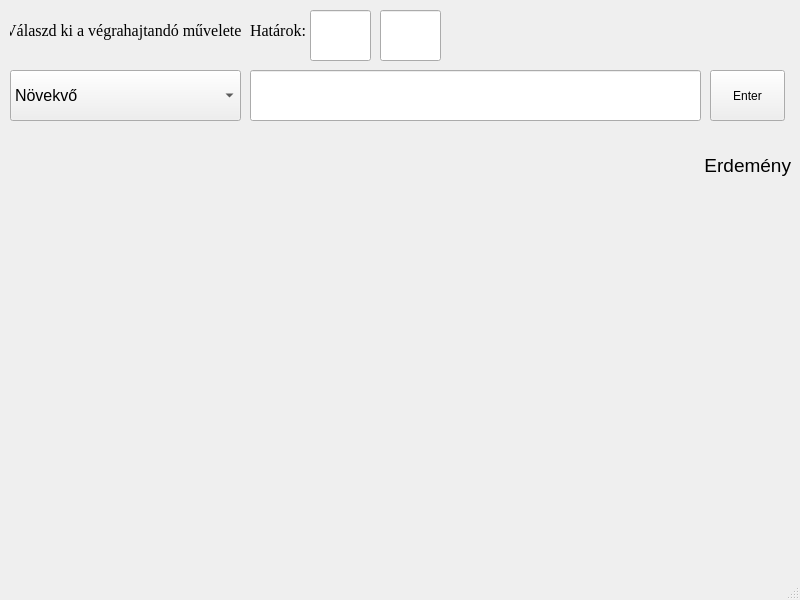
This is Engineering calculator/UI_files/calculus.ui in Ilonczai-Andras/Mernoki-szamologep-szakdolgozat as Qt 5 draws it before an edit. The edited form follows.
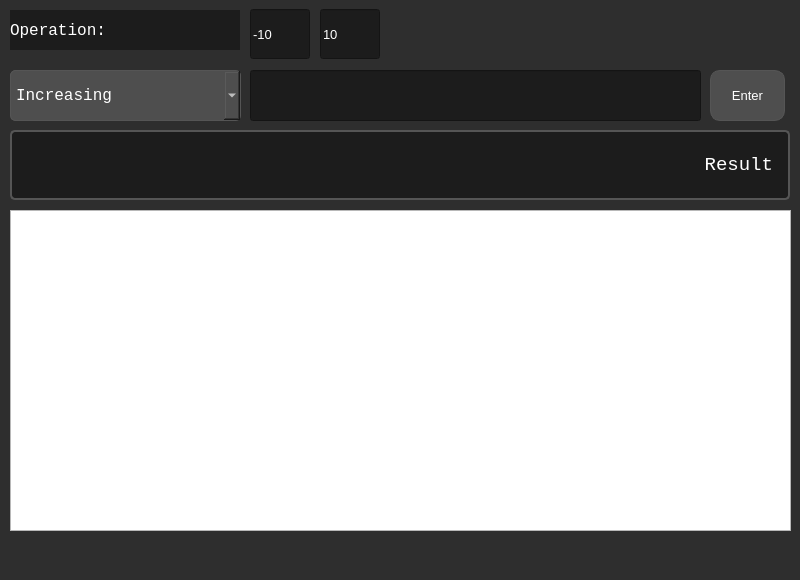
This is the edited form.

```diff
--- a/Engineering calculator/UI_files/calculus.ui
+++ b/Engineering calculator/UI_files/calculus.ui
@@ -7,12 +7,29 @@
     <x>0</x>
     <y>0</y>
     <width>800</width>
-    <height>600</height>
+    <height>580</height>
    </rect>
   </property>
+  <property name="minimumSize">
+   <size>
+    <width>800</width>
+    <height>580</height>
+   </size>
+  </property>
+  <property name="maximumSize">
+   <size>
+    <width>800</width>
+    <height>580</height>
+   </size>
+  </property>
   <property name="windowTitle">
    <string>MainWindow</string>
   </property>
+  <property name="styleSheet">
+   <string notr="true">QMainWindow {
+            background-color: #2E2E2E;
+        }</string>
+  </property>
   <widget class="QWidget" name="centralwidget">
    <widget class="QComboBox" name="comboBox">
     <property name="geometry">
@@ -25,12 +42,33 @@
     </property>
     <property name="font">
      <font>
+      <family>Courier New</family>
       <pointsize>12</pointsize>
      </font>
     </property>
+    <property name="styleSheet">
+     <string notr="true">QComboBox {
+            background-color: #4E4E4E;
+            font-family: 'Courier New', Courier, monospace;
+            color: #FFFFFF;
+            border: 1px solid #555555;
+            border-radius: 5px;
+            padding: 5px;
+        }
+        QComboBox#comboBox {
+        font-family: 'Courier New', Courier, monospace;
+        width: 330px;
+        }
+QComboBox QAbstractItemView {
+            font-family: 'Courier New', Courier, monospace;
+            background-color: #4E4E4E;
+            selection-background-color: #5E5E5E;
+            color: #FFFFFF;
+        }</string>
+    </property>
     <item>
      <property name="text">
-      <string>Növekvő</string>
+      <string>Increasing</string>
      </property>
     </item>
     <item>
@@ -89,21 +127,32 @@
      <rect>
       <x>10</x>
       <y>10</y>
-      <width>231</width>
-      <height>41</height>
+      <width>230</width>
+      <height>40</height>
      </rect>
     </property>
     <property name="font">
      <font>
-      <family>Times New Roman</family>
+      <family>Courier New</family>
       <pointsize>12</pointsize>
      </font>
     </property>
+    <property name="styleSheet">
+     <string notr="true">QLabel#label {
+            background-color: #1C1C1C;
+            font-size: 12pt;
+            font-family: 'Courier New', Courier, monospace;
+            color: #FFFFFF;
+        }</string>
+    </property>
     <property name="text">
-     <string>Válaszd ki a végrahajtandó műveletet</string>
+     <string>Operation:</string>
     </property>
     <property name="alignment">
-     <set>Qt::AlignCenter</set>
+     <set>Qt::AlignLeading|Qt::AlignLeft|Qt::AlignVCenter</set>
+    </property>
+    <property name="margin">
+     <number>5</number>
     </property>
    </widget>
    <widget class="QLabel" name="label_2">
@@ -111,17 +160,28 @@
      <rect>
       <x>10</x>
       <y>130</y>
-      <width>781</width>
-      <height>71</height>
+      <width>780</width>
+      <height>70</height>
      </rect>
     </property>
     <property name="font">
      <font>
+      <family>Courier New</family>
       <pointsize>14</pointsize>
      </font>
     </property>
+    <property name="styleSheet">
+     <string notr="true">QLabel#label_2 {
+            background-color: #1C1C1C;
+            font-family: 'Courier New', Courier, monospace;
+            color: #FFFFFF;
+            border: 2px solid #555555;
+            border-radius: 5px;
+            padding: 10px;
+        }</string>
+    </property>
     <property name="text">
-     <string>Erdemény</string>
+     <string>Result</string>
     </property>
     <property name="alignment">
      <set>Qt::AlignRight|Qt::AlignTrailing|Qt::AlignVCenter</set>
@@ -136,24 +196,15 @@
       <height>51</height>
      </rect>
     </property>
-   </widget>
-   <widget class="QLabel" name="label_3">
-    <property name="geometry">
-     <rect>
-      <x>250</x>
-      <y>10</y>
-      <width>91</width>
-      <height>41</height>
-     </rect>
-    </property>
-    <property name="font">
-     <font>
-      <family>Times New Roman</family>
-      <pointsize>12</pointsize>
-     </font>
-    </property>
-    <property name="text">
-     <string>Határok:</string>
+    <property name="styleSheet">
+     <string notr="true">QLineEdit#lineEdit {
+            background-color: #1C1C1C;
+            font-family: 'Courier New', Courier, monospace;
+            color: #FFFFFF;
+            font-size: 10pt;
+            width: 35px;
+            height: 30%;
+        }</string>
     </property>
    </widget>
    <widget class="QPushButton" name="pushButton">
@@ -165,6 +216,25 @@
       <height>51</height>
      </rect>
     </property>
+    <property name="styleSheet">
+     <string notr="true">QPushButton {
+            background-color: #4E4E4E;
+            font-family: 'Courier New', Courier, monospace;
+            color: #FFFFFF;
+            font-size: 10pt;
+            border: 1px solid #555555;
+            border-radius: 10px;
+            padding: 10px;
+            width: 50px;
+            height: 35%;
+        }
+QPushButton:hover {
+            background-color: #5E5E5E;
+        }
+        QPushButton:pressed {
+            background-color: #6E6E6E;
+        }</string>
+    </property>
     <property name="text">
      <string>Enter</string>
     </property>
@@ -172,35 +242,60 @@
    <widget class="QLineEdit" name="lineEdit_2">
     <property name="geometry">
      <rect>
-      <x>310</x>
-      <y>10</y>
-      <width>61</width>
-      <height>51</height>
+      <x>250</x>
+      <y>9</y>
+      <width>60</width>
+      <height>50</height>
      </rect>
     </property>
+    <property name="styleSheet">
+     <string notr="true">QLineEdit#lineEdit_2{
+            background-color: #1C1C1C;
+            font-family: 'Courier New', Courier, monospace;
+            color: #FFFFFF;
+            font-size: 10pt;
+            width: 35px;
+            height: 30%;
+        }</string>
+    </property>
+    <property name="text">
+     <string>-10</string>
+    </property>
    </widget>
    <widget class="QLineEdit" name="lineEdit_3">
     <property name="geometry">
      <rect>
-      <x>380</x>
-      <y>10</y>
-      <width>61</width>
-      <height>51</height>
+      <x>320</x>
+      <y>9</y>
+      <width>60</width>
+      <height>50</height>
      </rect>
     </property>
+    <property name="styleSheet">
+     <string notr="true">QLineEdit#lineEdit_2, QLineEdit#lineEdit_3{
+            background-color: #1C1C1C;
+            font-family: 'Courier New', Courier, monospace;
+            color: #FFFFFF;
+            font-size: 10pt;
+            width: 35px;
+            height: 30%;
+        }</string>
+    </property>
+    <property name="text">
+     <string>10</string>
+    </property>
    </widget>
+   <widget class="QTextBrowser" name="textBrowser">
+    <property name="geometry">
+     <rect>
+      <x>10</x>
+      <y>210</y>
+      <width>781</width>
+      <height>321</height>
+     </rect>
+    </property>
+   </widget>
   </widget>
-  <widget class="QMenuBar" name="menubar">
-   <property name="geometry">
-    <rect>
-     <x>0</x>
-     <y>0</y>
-     <width>800</width>
-     <height>21</height>
-    </rect>
-   </property>
-  </widget>
-  <widget class="QStatusBar" name="statusbar"/>
  </widget>
  <resources/>
  <connections/>
```
Left out of the diff: 30 changed lines with no effect on the pictures.
